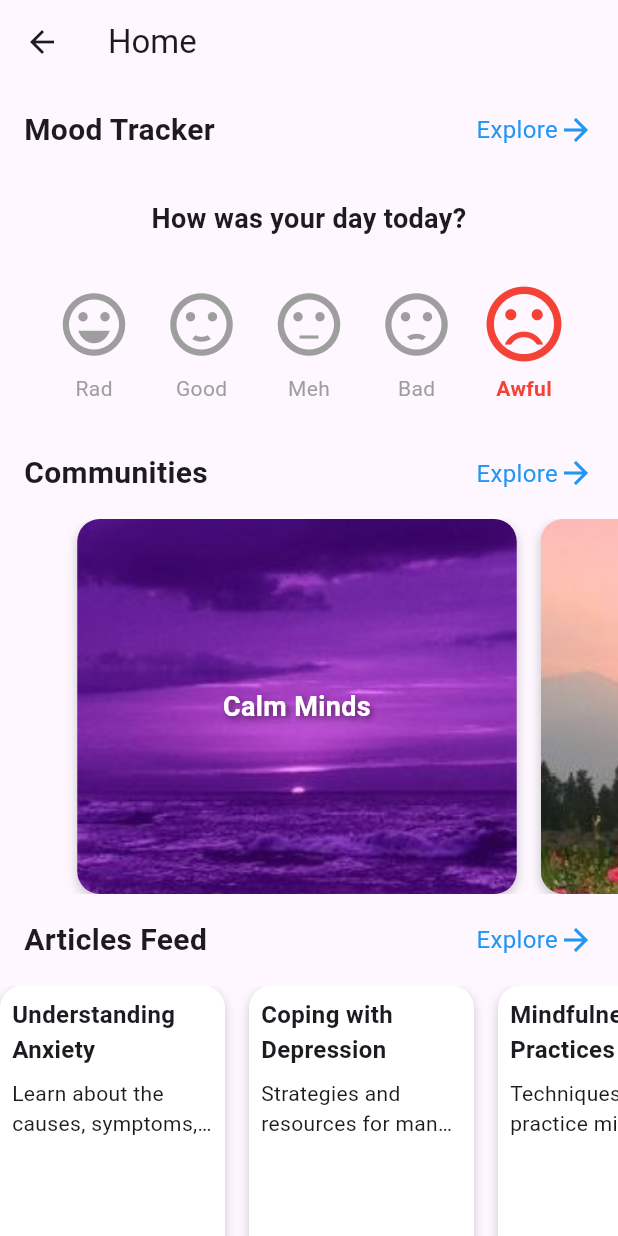
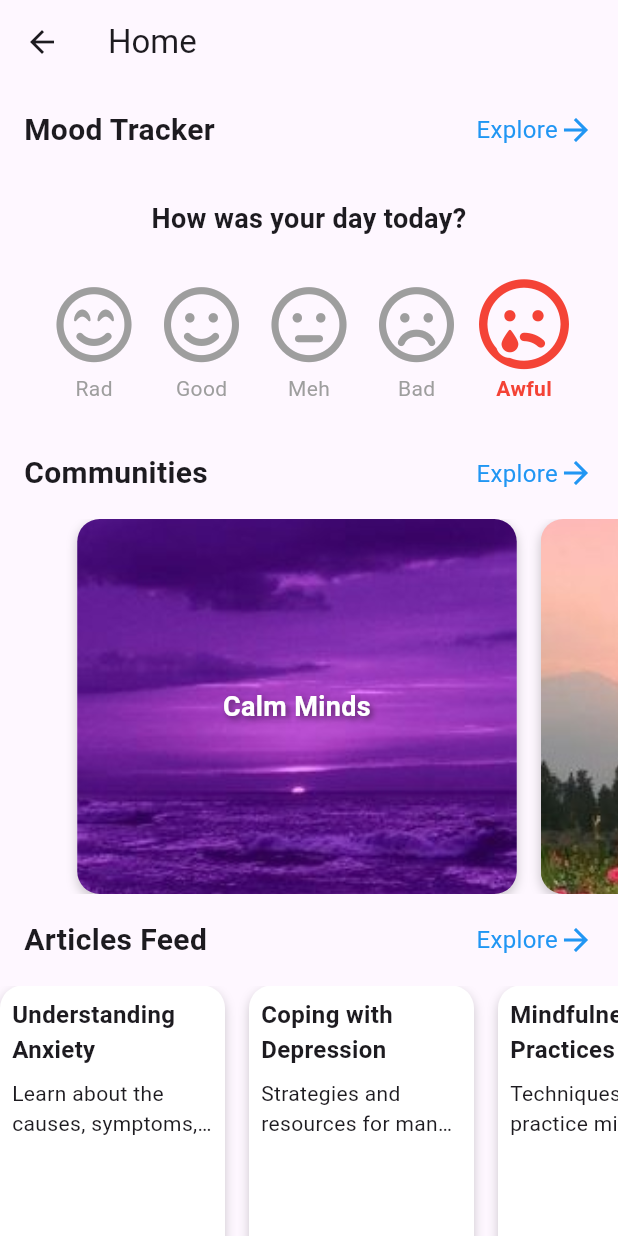
Before and after one commit to ek08052004/healthyminds, a Flutter app: the screen it shows after launch, on a phone screen of 412 x 824 dp. Run offline on Flutter 3.47's test engine with Material 3 defaults, Android fonts, the phone set to English and light mode, and no system bars; our stand-ins replace fl_chart, font_awesome_flutter, google_fonts, image_picker, lottie, table_calendar.

Commit message:
changed emojis

```diff
--- a/lib/screens/home_screen.dart
+++ b/lib/screens/home_screen.dart
@@ -7,6 +7,7 @@ import 'community_screen.dart';
 import 'educational_resources_screen.dart'; // Import the Educational Resources Screen
 import 'vision_board_screen.dart'; // Import Vision Board Screen
 import 'future_letter_screen.dart';
+import 'package:font_awesome_flutter/font_awesome_flutter.dart';
 
 class Community {
   final String name;
@@ -84,11 +85,11 @@ class _HomeScreenState extends State<HomeScreen>
   int _selectedMood = 4; // Default to Awful
   final List<String> moods = ["Rad", "Good", "Meh", "Bad", "Awful"];
   final List<IconData> moodIcons = [
-    Icons.sentiment_very_satisfied,
-    Icons.sentiment_satisfied,
-    Icons.sentiment_neutral,
-    Icons.sentiment_dissatisfied,
-    Icons.sentiment_very_dissatisfied
+    FontAwesomeIcons.faceSmileBeam,    // Replaced with FontAwesome icon
+    FontAwesomeIcons.faceSmile,        // Replaced with FontAwesome icon
+    FontAwesomeIcons.faceMeh,          // Replaced with FontAwesome icon
+    FontAwesomeIcons.faceFrown,        // Replaced with FontAwesome icon
+    FontAwesomeIcons.faceSadTear,    // Replaced with FontAwesome icon
   ];
   final List<Color> moodColors = [
     Colors.yellow,
--- a/pubspec.yaml
+++ b/pubspec.yaml
@@ -41,10 +41,12 @@ dependencies:
   flutter_wall_layout: ^2.1.1
   lottie: ^2.7.0
   smooth_page_indicator: ^1.0.0+2
+  font_awesome_flutter: ^10.1.0
 
 dev_dependencies:
   flutter_test:
     sdk: flutter
+
 
   # The "flutter_lints" package below contains a set of recommended lints to
   # encourage good coding practices. The lint set provided by the package is
```
Also changed, not shown: lib/screens/mood_tracker_screen.dart (+6 -5 lines), pubspec.lock.
